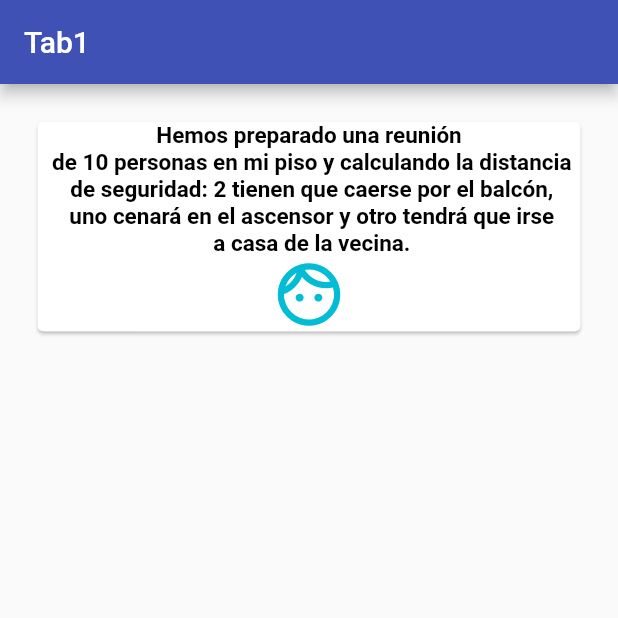
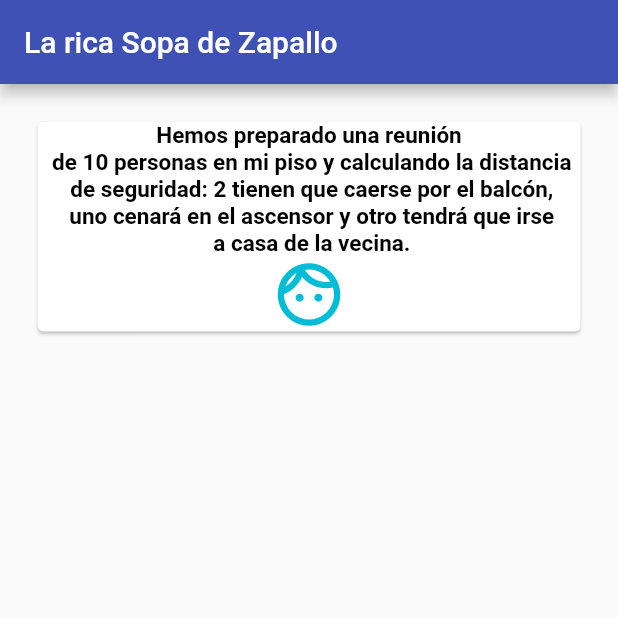
Before and after one commit to JeanJaramillo/drawer_ejemplo, a Flutter app: the Plato screen opened directly, on a phone screen of 412 x 824 dp, the top half of it. Run offline on Flutter 3.47's test engine with Material 2 defaults, Android fonts, the phone set to English and light mode, and no system bars.

Commit message:
foto sopa

```diff
--- a/lib/pages/tappages/chefs.dart
+++ b/lib/pages/tappages/chefs.dart
@@ -5,7 +5,7 @@ class Chefs extends StatelessWidget {
   Widget build(BuildContext context) {
     return Scaffold(
       appBar: AppBar(
-        title: const Text("Tab2"),
+        title: const Text("Conócenos !!!"),
       ),
       body: ListView(
         children: <Widget>[
--- a/lib/pages/tappages/plato.dart
+++ b/lib/pages/tappages/plato.dart
@@ -5,7 +5,7 @@ class Plato extends StatelessWidget {
   Widget build(BuildContext context) {
     return Scaffold(
       appBar: AppBar(
-        title: const Text("Tab1"),
+        title: const Text("La rica Sopa de Zapallo"),
       ),
       body: Center(
         child: Column(
```
Also changed, not shown: assets/sopa.jpg (added).
